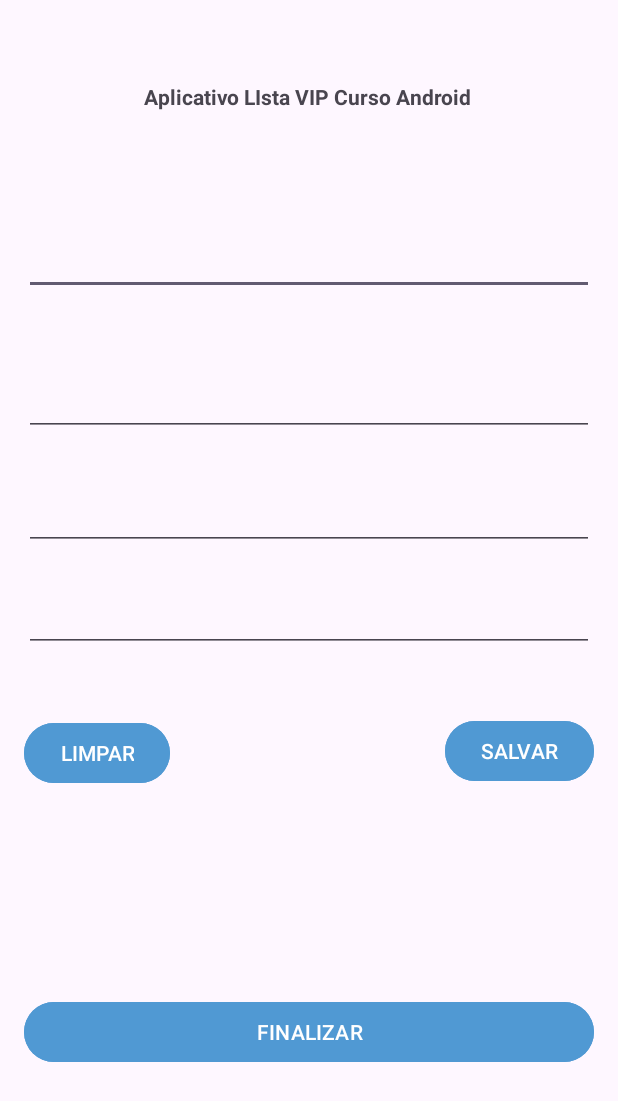
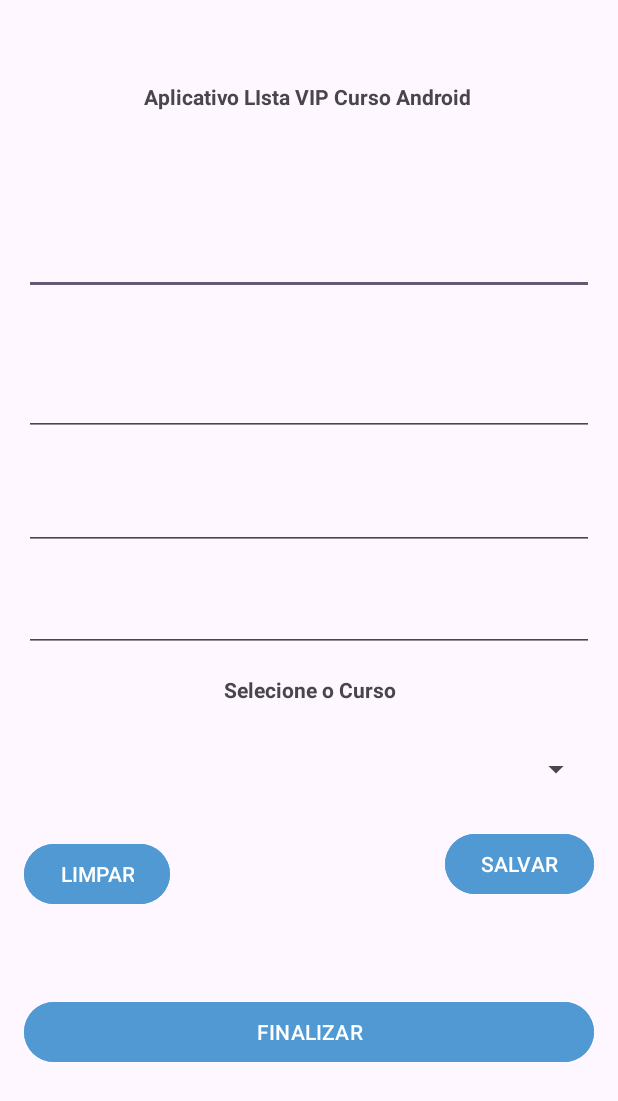
Before and after one commit to gabrielBMS0103/aplicativos-mobile-android, an Android app: the screen it shows after launch (MainActivity), after a tap on "SALVAR", on a phone screen of 412 x 824 dp. Shown: the top 1101 px of the screen. Run offline under Robolectric (Android 15) with nearby library versions, the phone set to English and light mode, and no system bars; 1 other tap on this screen came first.

Commit message:
refaturação do layout Spinner

```diff
--- a/Applistadecurso/app/src/main/java/devandroid/gabriel/applistacurso/controller/PesoaControler.java
+++ b/Applistadecurso/app/src/main/java/devandroid/gabriel/applistacurso/controller/PesoaControler.java
@@ -1,4 +1,28 @@
 package devandroid.gabriel.applistacurso.controller;
 
+import android.util.Log;
+
+import androidx.annotation.NonNull;
+
+import devandroid.gabriel.applistacurso.model.Pessoa;
+
 public class PesoaControler {
+
+    @NonNull
+    @Override
+    public String toString() {
+
+        Log.d("MVC_controler","Controle iniciada");
+        return super.toString();
+    }
+
+    public void salvar(Pessoa pessoa) {
+        Log.d("MVC_controler","salvo: "+ pessoa.toString());
+    }
+
+    public void finalizar(Pessoa pessoa) {
+    }
+
+    public void limpar(Pessoa pessoa) {
+    }
 }
--- a/Applistadecurso/app/src/main/java/devandroid/gabriel/applistacurso/view/MainActivity.java
+++ b/Applistadecurso/app/src/main/java/devandroid/gabriel/applistacurso/view/MainActivity.java
@@ -10,9 +10,11 @@ import android.widget.EditText;
 import android.widget.Toast;
 
 import devandroid.gabriel.applistacurso.R;
+import devandroid.gabriel.applistacurso.controller.PesoaControler;
 import devandroid.gabriel.applistacurso.model.Pessoa;
 
 public class MainActivity extends AppCompatActivity {
+    PesoaControler controler;
     Pessoa pessoa;
     String dadosPessoa;
 
@@ -30,6 +32,8 @@ public class MainActivity extends AppCompatActivity {
         super.onCreate(savedInstanceState);
         setContentView(R.layout.activity_main);
 
+        controler = new PesoaControler();
+        controler.toString();
         pessoa = new Pessoa();
         // Atribuir coteudo< dados, valores para Objeto
         //conforme o seu MODELO de TEMPLETE
@@ -59,6 +63,8 @@ public class MainActivity extends AppCompatActivity {
                 editSobreNomeAluno.setText("");
                 editNomeCurso.setText("");
                 editTelefonedeContato.setText("");
+
+                controler.limpar(pessoa);
             }
         });
 
@@ -67,6 +73,8 @@ public class MainActivity extends AppCompatActivity {
             public void onClick(View view) {
                 Toast.makeText(MainActivity.this, "volte sempre", Toast.LENGTH_SHORT).show();
                 finish();
+
+                controler.finalizar(pessoa);
             }
         });
 
@@ -79,6 +87,8 @@ public class MainActivity extends AppCompatActivity {
                 pessoa.setTelefoneContato(editTelefonedeContato.getText().toString());
 
                 Toast.makeText(MainActivity.this, "Salvo " + pessoa.toString(), Toast.LENGTH_SHORT).show();
+
+                controler.salvar(pessoa);
 
             }
         });
--- a/Applistadecurso/app/src/main/res/layout/activity_main.xml
+++ b/Applistadecurso/app/src/main/res/layout/activity_main.xml
@@ -2,6 +2,7 @@
 <androidx.constraintlayout.widget.ConstraintLayout xmlns:android="http://schemas.android.com/apk/res/android"
     xmlns:app="http://schemas.android.com/apk/res-auto"
     xmlns:tools="http://schemas.android.com/tools"
+    android:id="@+id/txtListaSpiner"
     android:layout_width="match_parent"
     android:layout_height="match_parent"
     android:layout_margin="16dp"
@@ -20,7 +21,8 @@
         app:layout_constraintTop_toTopOf="parent"
         app:layout_constraintVertical_bias="0.052" />
 
-    <EditText android:id="@+id/editPrimeiroNome"
+    <EditText
+        android:id="@+id/editPrimeiroNome"
         android:layout_width="match_parent"
         android:layout_height="48dp"
         android:ems="10"
@@ -30,7 +32,8 @@
         app:layout_constraintTop_toBottomOf="@+id/txtTituloApp"
         tools:layout_editor_absoluteX="98dp" />
 
-    <EditText android:id="@+id/editSobreNomeAluno"
+    <EditText
+        android:id="@+id/editSobreNomeAluno"
         android:layout_width="match_parent"
         android:layout_height="48dp"
         android:layout_marginBottom="304dp"
@@ -42,7 +45,8 @@
         app:layout_constraintVertical_bias="0.669"
         tools:layout_editor_absoluteX="0dp" />
 
-    <EditText android:id="@+id/editNomeCurso"
+    <EditText
+        android:id="@+id/editNomeCurso"
         android:layout_width="match_parent"
         android:layout_height="48dp"
         android:layout_marginTop="28dp"
@@ -52,7 +56,8 @@
         app:layout_constraintTop_toBottomOf="@+id/editSobreNomeAluno"
         tools:layout_editor_absoluteX="0dp" />
 
-    <EditText android:id="@+id/editTelefonedeContato"
+    <EditText
+        android:id="@+id/editTelefonedeContato"
         android:layout_width="match_parent"
         android:layout_height="48dp"
         android:ems="10"
@@ -63,7 +68,8 @@
         app:layout_constraintTop_toBottomOf="@+id/editNomeCurso"
         app:layout_constraintVertical_bias="0.08" />
 
-    <Button android:id="@+id/btnLimpar"
+    <Button
+        android:id="@+id/btnLimpar"
         android:layout_width="wrap_content"
         android:layout_height="wrap_content"
         android:layout_marginTop="40dp"
@@ -74,9 +80,10 @@
         app:layout_constraintHorizontal_bias="0.0"
         app:layout_constraintStart_toStartOf="parent"
         app:layout_constraintTop_toBottomOf="@+id/editTelefonedeContato"
-        app:layout_constraintVertical_bias="0.022" />
+        app:layout_constraintVertical_bias="0.596" />
 
-    <Button android:id="@+id/btnSalvar"
+    <Button
+        android:id="@+id/btnSalvar"
         android:layout_width="wrap_content"
         android:layout_height="wrap_content"
         android:layout_marginTop="24dp"
@@ -87,9 +94,10 @@
         app:layout_constraintHorizontal_bias="1.0"
         app:layout_constraintStart_toStartOf="parent"
         app:layout_constraintTop_toBottomOf="@+id/editTelefonedeContato"
-        app:layout_constraintVertical_bias="0.113" />
+        app:layout_constraintVertical_bias="0.592" />
 
-    <Button android:id="@+id/btnFinalizar"
+    <Button
+        android:id="@+id/btnFinalizar"
         android:layout_width="match_parent"
         android:layout_height="wrap_content"
         android:layout_marginBottom="96dp"
@@ -99,4 +107,33 @@
         app:layout_constraintBottom_toBottomOf="parent"
         tools:layout_editor_absoluteX="1dp" />
 
+    <Spinner
+        android:id="@+id/spinner"
+        android:layout_width="377dp"
+        android:layout_height="wrap_content"
+        app:layout_constraintBottom_toTopOf="@+id/btnFinalizar"
+        app:layout_constraintEnd_toEndOf="parent"
+        app:layout_constraintStart_toStartOf="parent"
+        app:layout_constraintTop_toBottomOf="@+id/editTelefonedeContato"
+        app:layout_constraintVertical_bias="0.32" />
+
+    <TextView
+        android:id="@+id/textView"
+        android:layout_width="wrap_content"
+        android:layout_height="wrap_content"
+        android:layout_marginStart="19dp"
+        android:layout_marginTop="15dp"
+        android:layout_marginEnd="100dp"
+        android:layout_marginBottom="23dp"
+        android:scrollbarSize="4dp"
+        android:text="Selecione o Curso"
+        android:textSize="14sp"
+        android:textStyle="bold"
+        app:layout_constraintBottom_toTopOf="@+id/spinner"
+        app:layout_constraintEnd_toEndOf="parent"
+        app:layout_constraintHorizontal_bias="0.779"
+        app:layout_constraintStart_toStartOf="parent"
+        app:layout_constraintTop_toBottomOf="@+id/editTelefonedeContato"
+        app:layout_constraintVertical_bias="0.0" />
+
 </androidx.constraintlayout.widget.ConstraintLayout>
```
